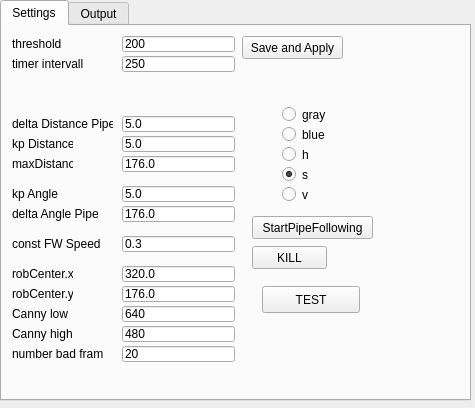
This is Hanse/Behaviour_PipeFollowing/pipefollowingform.ui in iti-luebeck/HANSE2011 as Qt 5 draws it before an edit. The edited form follows.
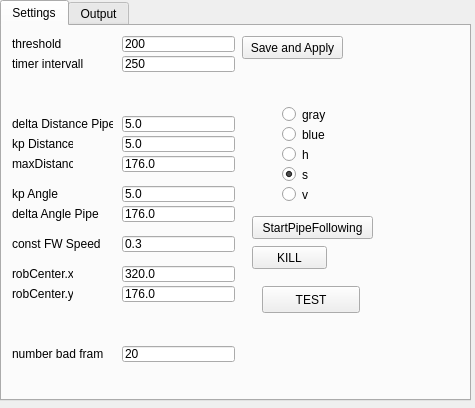
This is the edited form.

The edit to the form file:
```diff
--- a/Hanse/Behaviour_PipeFollowing/pipefollowingform.ui
+++ b/Hanse/Behaviour_PipeFollowing/pipefollowingform.ui
@@ -302,58 +302,6 @@
       <string>0.3</string>
      </property>
     </widget>
-    <widget class="QLabel" name="camWidthLabel">
-     <property name="geometry">
-      <rect>
-       <x>10</x>
-       <y>280</y>
-       <width>91</width>
-       <height>16</height>
-      </rect>
-     </property>
-     <property name="text">
-      <string>Canny low</string>
-     </property>
-    </widget>
-    <widget class="QLineEdit" name="camWidthLineEdit">
-     <property name="geometry">
-      <rect>
-       <x>120</x>
-       <y>280</y>
-       <width>113</width>
-       <height>16</height>
-      </rect>
-     </property>
-     <property name="text">
-      <string>640</string>
-     </property>
-    </widget>
-    <widget class="QLabel" name="camHieghtLabel">
-     <property name="geometry">
-      <rect>
-       <x>10</x>
-       <y>300</y>
-       <width>91</width>
-       <height>16</height>
-      </rect>
-     </property>
-     <property name="text">
-      <string>Canny high</string>
-     </property>
-    </widget>
-    <widget class="QLineEdit" name="camHeightLineEdit">
-     <property name="geometry">
-      <rect>
-       <x>120</x>
-       <y>300</y>
-       <width>113</width>
-       <height>16</height>
-      </rect>
-     </property>
-     <property name="text">
-      <string>480</string>
-     </property>
-    </widget>
     <widget class="QLabel" name="badFramesLabel">
      <property name="geometry">
       <rect>
```
